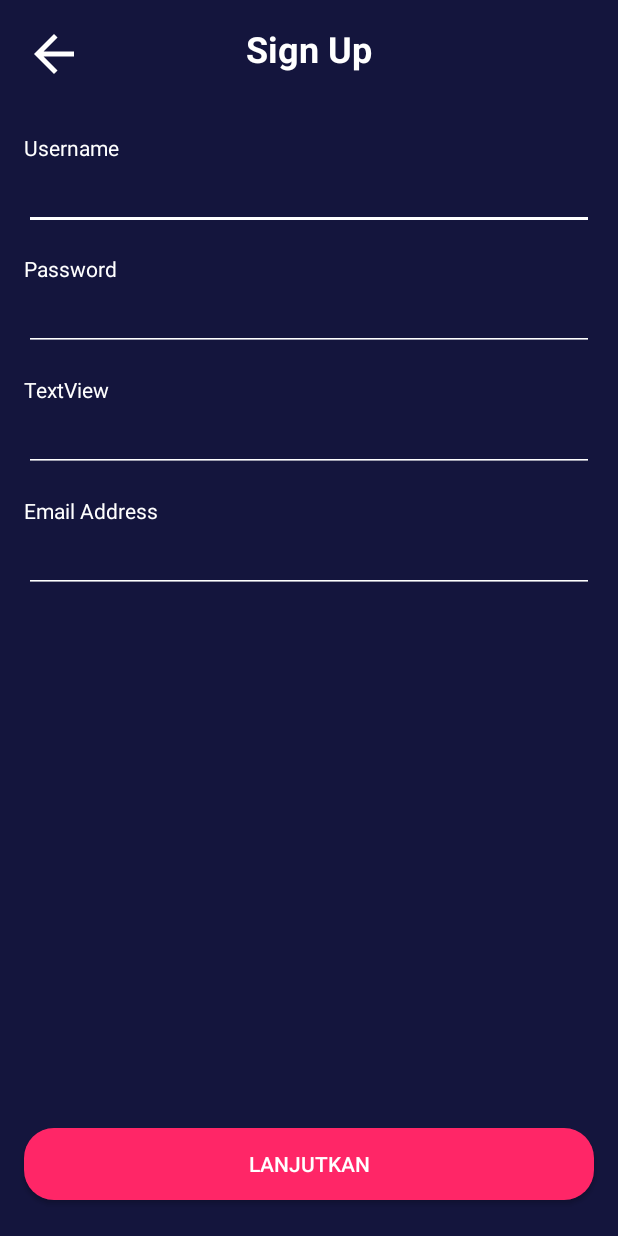
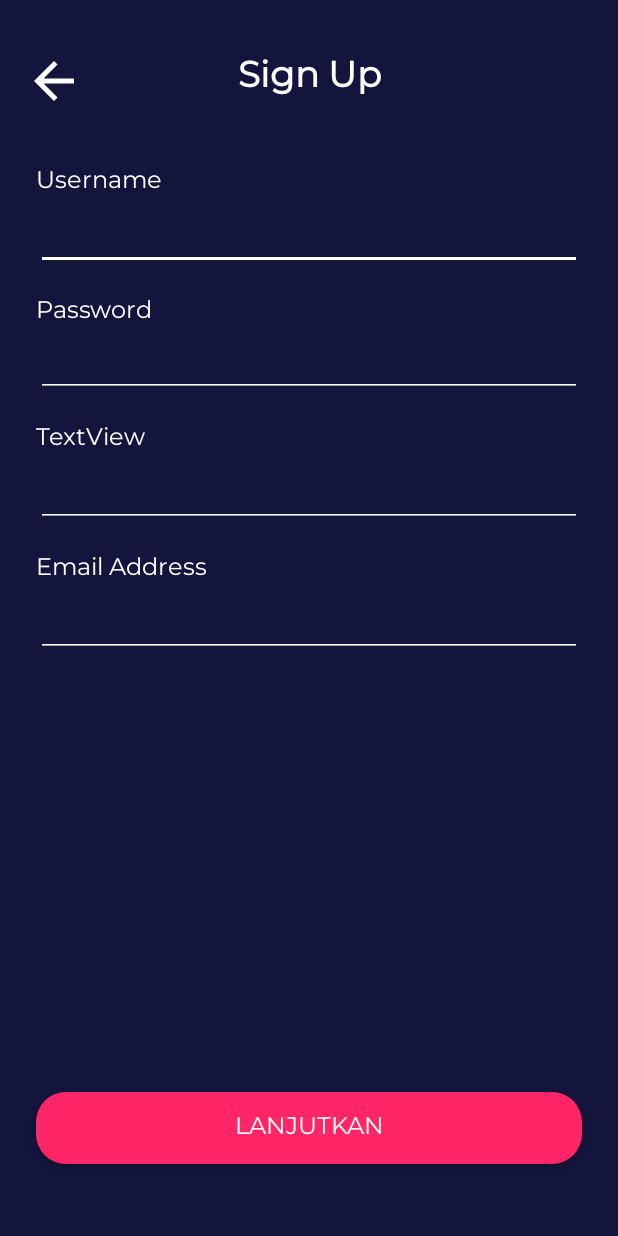
Before and after one commit to fajartd02/Just_Go--Travel-Recommmended-System, an Android app: the SignUpActivity screen opened directly, with no data from a screen before it, on a phone screen of 412 x 824 dp. Run offline under Robolectric (Android 15) with nearby library versions, the phone set to English and light mode, and no system bars.

Commit message:
Re-design XML UI

```diff
--- a/Android App/app/src/main/res/layout/activity_sign_up.xml
+++ b/Android App/app/src/main/res/layout/activity_sign_up.xml
@@ -11,14 +11,17 @@
         android:id="@+id/button4"
         android:layout_width="0dp"
         android:layout_height="wrap_content"
-        android:layout_marginStart="16dp"
-        android:layout_marginEnd="16dp"
-        android:layout_marginBottom="24dp"
+        android:layout_marginStart="24dp"
+        android:layout_marginEnd="24dp"
+        android:layout_marginBottom="48dp"
         android:background="@drawable/shape_rectangle_pink"
+        android:fontFamily="@font/montserrat"
         android:text="@string/lanjutkan"
         android:textColor="@color/colorWhite"
+        android:textSize="16sp"
         app:layout_constraintBottom_toBottomOf="parent"
         app:layout_constraintEnd_toEndOf="parent"
+        app:layout_constraintHorizontal_bias="0.0"
         app:layout_constraintStart_toStartOf="parent" />
 
     <TextView
@@ -26,13 +29,14 @@
         android:layout_width="0dp"
         android:layout_height="wrap_content"
         android:layout_marginStart="16dp"
-        android:layout_marginTop="16dp"
+        android:layout_marginTop="34dp"
         android:layout_marginEnd="16dp"
         android:gravity="center"
         android:text="@string/sign_up"
         android:textColor="@color/colorWhite"
         android:textSize="24sp"
         android:textStyle="bold"
+        android:fontFamily="@font/montserrat"
         app:layout_constraintEnd_toEndOf="parent"
         app:layout_constraintStart_toStartOf="parent"
         app:layout_constraintTop_toTopOf="parent" />
@@ -41,11 +45,13 @@
         android:id="@+id/textView3"
         android:layout_width="0dp"
         android:layout_height="wrap_content"
-        android:layout_marginStart="16dp"
+        android:layout_marginStart="24dp"
         android:layout_marginTop="40dp"
-        android:layout_marginEnd="16dp"
+        android:layout_marginEnd="24dp"
         android:text="@string/username"
         android:textColor="@color/colorWhite"
+        android:fontFamily="@font/montserrat"
+        android:textSize="16sp"
         app:layout_constraintEnd_toEndOf="parent"
         app:layout_constraintStart_toStartOf="parent"
         app:layout_constraintTop_toBottomOf="@+id/textView" />
@@ -54,13 +60,14 @@
         android:id="@+id/editTextTextPersonName"
         android:layout_width="0dp"
         android:layout_height="wrap_content"
-        android:layout_marginStart="16dp"
-        android:layout_marginEnd="16dp"
+        android:layout_marginStart="24dp"
+        android:layout_marginEnd="24dp"
         android:backgroundTint="@color/colorWhite"
         android:ems="10"
         android:inputType="textPersonName"
         android:textColor="@color/colorWhite"
         android:textColorHint="@color/colorWhiteGrey"
+        android:fontFamily="@font/montserrat"
         app:layout_constraintEnd_toEndOf="parent"
         app:layout_constraintStart_toStartOf="parent"
         app:layout_constraintTop_toBottomOf="@+id/textView3" />
@@ -69,10 +76,12 @@
         android:id="@+id/textView4"
         android:layout_width="0dp"
         android:layout_height="wrap_content"
-        android:layout_marginStart="16dp"
+        android:layout_marginStart="24dp"
         android:layout_marginTop="16dp"
-        android:layout_marginEnd="16dp"
+        android:layout_marginEnd="24dp"
         android:text="@string/password"
+        android:fontFamily="@font/montserrat"
+        android:textSize="16sp"
         android:textColor="@color/colorWhite"
         app:layout_constraintEnd_toEndOf="parent"
         app:layout_constraintStart_toStartOf="parent"
@@ -82,8 +91,8 @@
         android:id="@+id/editTextTextPersonName2"
         android:layout_width="0dp"
         android:layout_height="wrap_content"
-        android:layout_marginStart="16dp"
-        android:layout_marginEnd="16dp"
+        android:layout_marginStart="24dp"
+        android:layout_marginEnd="24dp"
         android:backgroundTint="@color/colorWhite"
         android:ems="10"
         android:inputType="text|textPassword"
@@ -98,7 +107,7 @@
         android:layout_width="40dp"
         android:layout_height="40dp"
         android:layout_marginStart="16dp"
-        android:layout_marginTop="16dp"
+        android:layout_marginTop="34dp"
         app:layout_constraintStart_toStartOf="parent"
         app:layout_constraintTop_toTopOf="parent"
         app:srcCompat="@drawable/ic_baseline_arrow_back_24" />
@@ -107,9 +116,11 @@
         android:id="@+id/textView5"
         android:layout_width="wrap_content"
         android:layout_height="wrap_content"
-        android:layout_marginStart="16dp"
+        android:layout_marginStart="24dp"
         android:layout_marginTop="16dp"
         android:text="TextView"
+        android:fontFamily="@font/montserrat"
+        android:textSize="16sp"
         android:textColor="@color/colorWhite"
         app:layout_constraintStart_toStartOf="parent"
         app:layout_constraintTop_toBottomOf="@+id/editTextTextPersonName2"
@@ -119,12 +130,13 @@
         android:id="@+id/editTextTextPersonName3"
         android:layout_width="0dp"
         android:layout_height="wrap_content"
-        android:layout_marginStart="16dp"
-        android:layout_marginEnd="16dp"
+        android:layout_marginStart="24dp"
+        android:layout_marginEnd="24dp"
         android:backgroundTint="@color/colorWhite"
         android:ems="10"
         android:inputType="textPersonName"
         android:textColor="@color/colorWhite"
+        android:fontFamily="@font/montserrat"
         app:layout_constraintEnd_toEndOf="parent"
         app:layout_constraintStart_toStartOf="parent"
         app:layout_constraintTop_toBottomOf="@+id/textView5" />
@@ -133,9 +145,11 @@
         android:id="@+id/textView6"
         android:layout_width="wrap_content"
         android:layout_height="wrap_content"
-        android:layout_marginStart="16dp"
+        android:layout_marginStart="24dp"
         android:layout_marginTop="16dp"
         android:text="@string/email"
+        android:fontFamily="@font/montserrat"
+        android:textSize="16sp"
         android:textColor="@color/colorWhite"
         app:layout_constraintStart_toStartOf="parent"
         app:layout_constraintTop_toBottomOf="@+id/editTextTextPersonName3" />
@@ -144,12 +158,12 @@
         android:id="@+id/editTextTextPersonName4"
         android:layout_width="0dp"
         android:layout_height="wrap_content"
-        android:layout_marginStart="16dp"
-        android:layout_marginEnd="16dp"
+        android:layout_marginStart="24dp"
+        android:layout_marginEnd="24dp"
         android:backgroundTint="@color/colorWhite"
         android:ems="10"
         android:inputType="textPersonName"
-
+        android:fontFamily="@font/montserrat"
         android:textColor="@color/colorWhite"
         app:layout_constraintEnd_toEndOf="parent"
         app:layout_constraintStart_toStartOf="parent"
--- a/Android App/app/src/main/res/values/strings.xml
+++ b/Android App/app/src/main/res/values/strings.xml
@@ -16,7 +16,7 @@
     <string name="email">Email Address</string>
     <string name="upload_nanti">Upload Nanti</string>
     <string name="photo">Photo</string>
-    <string name="selamat_datang">Selamat Datang,\nFajar M. Hamka</string>
+    <string name="selamat_datang">Welcome,\nFajar M. Hamka</string>
     <string name="simpan_dan_lanjutkan">Simpan dan Lanjutkan</string>
     <string name="coming_soon">Coming Soon</string>
     <string name="pilih_bangku">Pilih Bangku</string>
```
Also changed, not shown: Android App/app/src/main/res/layout/activity_onboarding_three.xml (+4 -4 lines), Android App/app/src/main/res/layout/activity_onboarding_two.xml (+5 -5 lines), Android App/app/src/main/res/layout/activity_sign_in.xml (+7 -7 lines), Android App/app/src/main/res/layout/activity_sign_up_photoscreen.xml (+13 -7 lines).
